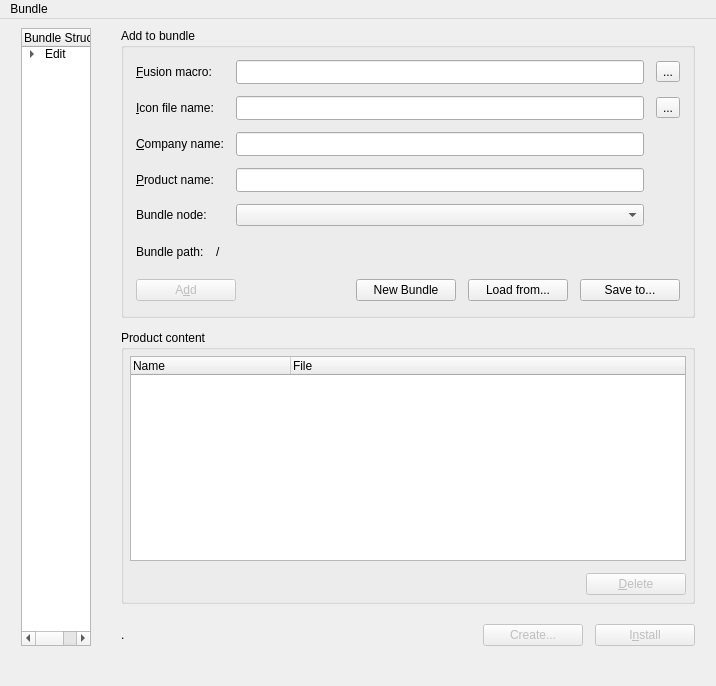
First picture: the form in mainwindow.ui, repository britus/DRFXBuilder, before the edit.
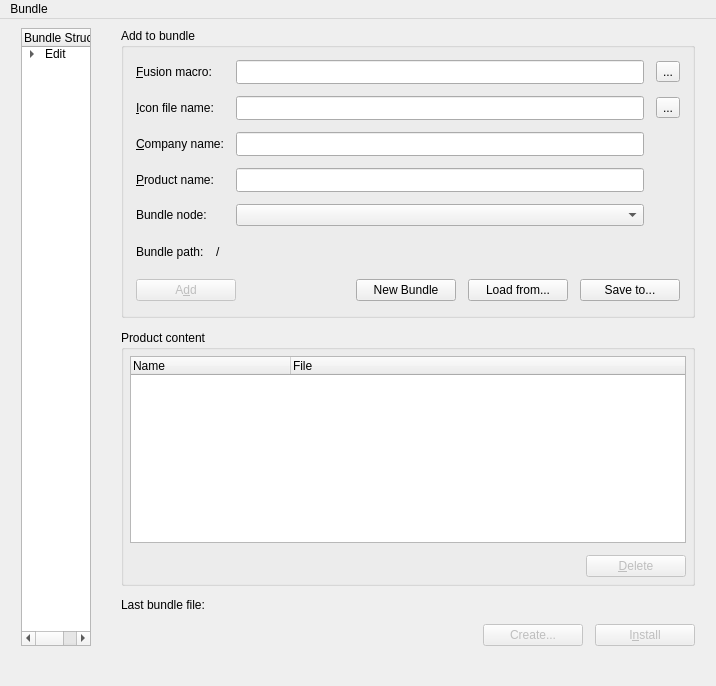
Second picture: the form after the edit. Icons and pictures are not drawn.

What changed in the file:
```diff
--- a/mainwindow.ui
+++ b/mainwindow.ui
@@ -813,6 +813,13 @@
          </layout>
         </widget>
        </item>
+       <item>
+        <widget class="QLabel" name="txBundleFile">
+         <property name="text">
+          <string>Last bundle file:</string>
+         </property>
+        </widget>
+       </item>
        <item>
         <widget class="QWidget" name="pnlButtonBottom" native="true">
          <property name="sizePolicy">
@@ -829,7 +836,7 @@
            <number>0</number>
           </property>
           <property name="topMargin">
-           <number>8</number>
+           <number>0</number>
           </property>
           <property name="rightMargin">
            <number>0</number>
@@ -837,13 +844,6 @@
           <property name="bottomMargin">
            <number>0</number>
           </property>
-          <item>
-           <widget class="QLabel" name="txBundleFile">
-            <property name="text">
-             <string>.</string>
-            </property>
-           </widget>
-          </item>
           <item>
            <spacer name="horizontalSpacer_3">
             <property name="orientation">
```
Left out of the diff: 15 changed lines with no effect on the pictures.
